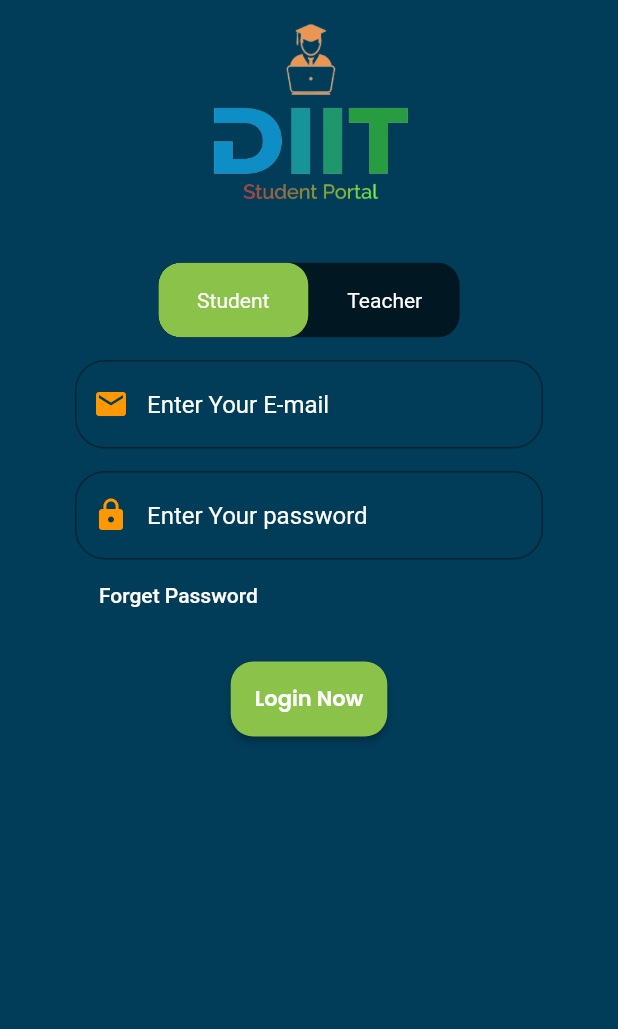
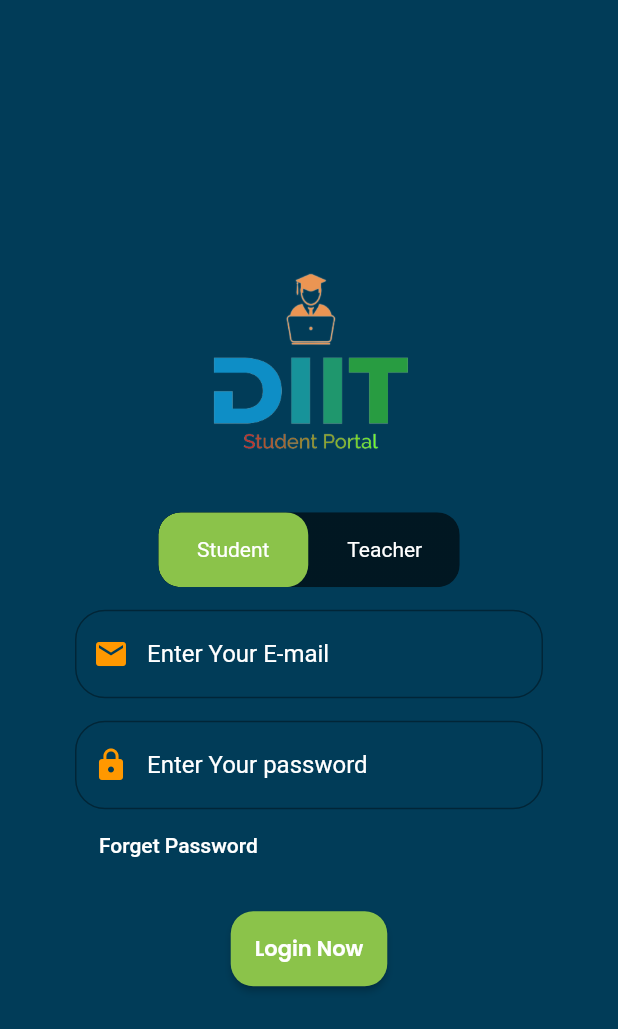
Before and after one commit to farhansadikgalib/diit_portal, a Flutter app: the screen it shows after launch, on a phone screen of 412 x 824 dp. Shown: the top 1029 px of the screen. Run offline on Flutter 3.47's test engine with Material 2 defaults, Android fonts, the phone set to English and light mode, and no system bars; drawn by our look-alikes of toggle_switch; our stand-ins replace animated_text_kit, bottom_navy_bar, cloud_firestore, connectivity, dropdown_button2, firebase_auth and 17 more; missing offline and left inert: flutter_colorful_tab, flutter_expandable, flutter_glow, flutter_inappwebview, multi_charts, onesignal_flutter and 2 more; accounts and stored records are empty.

Commit message:
some issues are solved.

```diff
--- a/lib/Screens/AuthScreen/LoginPage.dart
+++ b/lib/Screens/AuthScreen/LoginPage.dart
@@ -64,16 +64,16 @@ class _LoginPageState extends State<LoginPage> {
 
   @override
   Widget build(BuildContext context) {
-    return SafeArea(
-      child: Scaffold(
+    return Scaffold(
       backgroundColor: const Color.fromRGBO(1, 60, 88, 1),
-        body: SingleChildScrollView(
+      body: Center(
+
+        child: SingleChildScrollView(
           scrollDirection: Axis.vertical,
           child: Column(
             mainAxisAlignment: MainAxisAlignment.center,
             children: [
-              Container(
-                child: Form(
+              Form(
                   key: formkey,
                   child: Padding(
                     padding: const EdgeInsets.only(left: 50.0, right: 50),
@@ -292,7 +292,6 @@ class _LoginPageState extends State<LoginPage> {
                       ],
                     ),
                   )),
-              )
             ],
           ),
         ),
--- a/lib/Screens/Dashboard/Home_Page/HomePage.dart
+++ b/lib/Screens/Dashboard/Home_Page/HomePage.dart
@@ -1,6 +1,7 @@
 import 'dart:convert';
 
 import 'package:cloud_firestore/cloud_firestore.dart';
+import 'package:diit_portal/Screens/Dashboard/Notification/Notification_Service.dart';
 import 'package:diit_portal/Utility/App_Colors/app_color.dart';
 import 'package:diit_portal/Screens/Weather/data_service.dart';
 import 'package:diit_portal/Screens/Weather/weather_model.dart';
@@ -32,6 +33,7 @@ class _HomePageState extends State<HomePage> {
     intitPlatformState();
     getWeather();
     initFirestoreData();
+    FCM();
 
   }
 
--- a/pubspec.yaml
+++ b/pubspec.yaml
@@ -162,6 +162,7 @@ dependencies:
   #Notification System
   onesignal_flutter: ^3.3.1
   firebase_messaging: ^11.1.0
+  overlay_support: ^2.0.1
   #Notification System
 
   #WebView
```
Also changed, not shown: pubspec.lock. Lines whose indentation alone changed are shown as unchanged.
